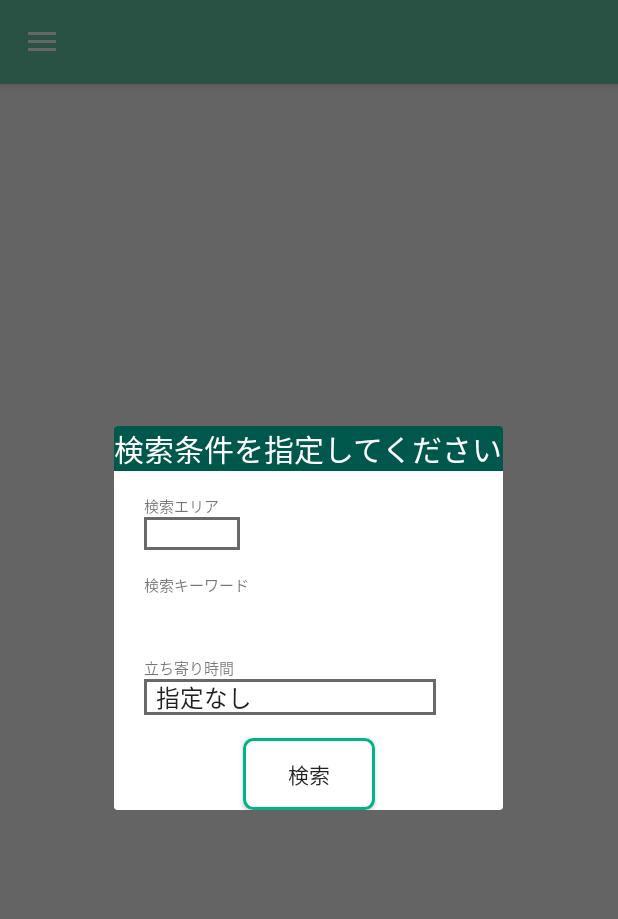
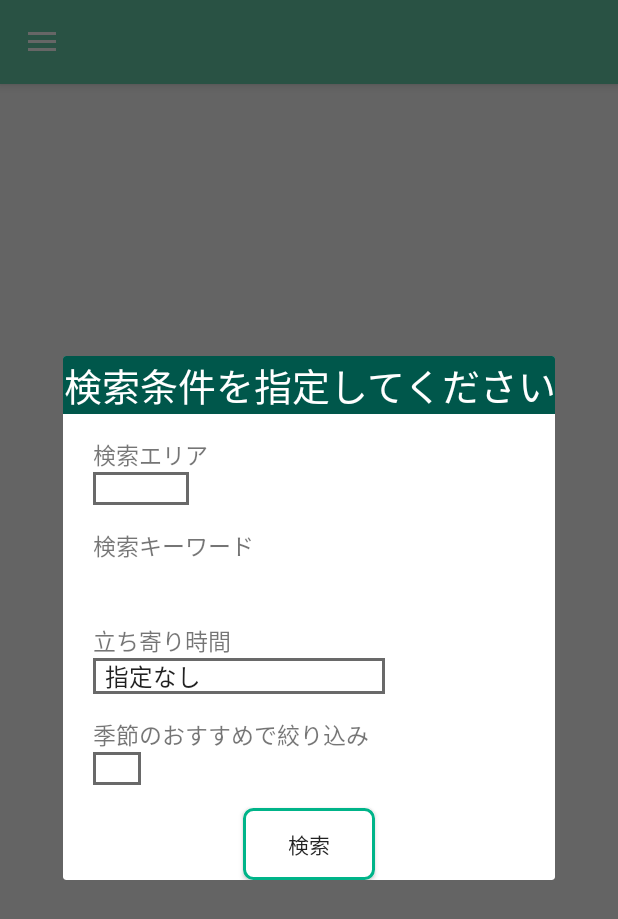
Before and after one commit to Takahiro-matsuno/sora-guide3, an Android app: the fragment SightSearchDialog placed in its activity, on a phone screen of 412 x 824 dp. Shown: the top 919 px of the screen. Run offline under Robolectric (Android 15) with nearby library versions, the phone set to English and light mode, and no system bars; 2 statements that could not run were skipped.

Commit message:
検索条件に「季節のおすすめ」を追加

```diff
--- a/app/src/main/java/jp/co/jalinfotec/soraguide/model/sight/RurubuService.kt
+++ b/app/src/main/java/jp/co/jalinfotec/soraguide/model/sight/RurubuService.kt
@@ -11,6 +11,10 @@ interface RurubuService {
               @Query("keywords") keywords: String?,
               @Query("ken") ken:String?,
               @Query("SOC0") tachiyori:String?,
+              @Query("SOC5") recomend_spring:String?,
+              @Query("SOC6") recomend_summer:String?,
+              @Query("SOC7") recomend_autumn:String?,
+              @Query("SOC8") recomend_winter:String?,
               @Query("pagecount") pagecount:Int?,
               @Query("responsetype") respnsetype: String?):Call<List<SightPage>>
 
--- a/app/src/main/java/jp/co/jalinfotec/soraguide/ui/sight/SightSearchDialog.kt
+++ b/app/src/main/java/jp/co/jalinfotec/soraguide/ui/sight/SightSearchDialog.kt
@@ -27,9 +27,10 @@ class SightSearchDialog:BaseCallbackDialog<SightSearchDialog.CallbackListener>()
         "所要時間60～90分くらい" to "2",
         "所要時間90分以上" to "3"
     )
+    private val seasonspinner = arrayOf("", "春", "夏", "秋", "冬")
 
     interface CallbackListener{//呼び出し元で動作するメソッド
-        fun search(ken: String, keyword: String, tachiyori: String)
+        fun search(ken: String, keyword: String, tachiyori: String,season:String)
     }
 
     fun newInstance(listener: CallbackListener):SightSearchDialog{
@@ -50,13 +51,15 @@ class SightSearchDialog:BaseCallbackDialog<SightSearchDialog.CallbackListener>()
 
         kenSpinner.adapter = ArrayAdapter(this.context!!, android.R.layout.simple_spinner_item, kenMap.keys.toTypedArray())
         tachiyoriSpinner.adapter = ArrayAdapter(this.context!!, android.R.layout.simple_spinner_item, tachiyoriMap.keys.toTypedArray())
+        seasonSpinner.adapter = ArrayAdapter(this.context!!, android.R.layout.simple_spinner_item, seasonspinner)
         searchBtn.setOnClickListener {
             val kenData = kenMap[(kenSpinner.selectedItem as String)]
             val keywordData = keywordText.text.toString()
             val tachiyoriData = tachiyoriMap[(tachiyoriSpinner.selectedItem as String)]
+            val recomendData = seasonSpinner.selectedItem as String
             if (!kenData.isNullOrEmpty() && !tachiyoriData.isNullOrEmpty()) {
                 this.dismiss()
-                this.getCallbackListener()?.search(kenData, keywordData, tachiyoriData)
+                this.getCallbackListener()?.search(kenData, keywordData, tachiyoriData,recomendData)
             } else {
                 Toast.makeText(this.context, "検索条件が不正です", Toast.LENGTH_SHORT).show()
             }
--- a/app/src/main/res/layout/dialog_sight_search.xml
+++ b/app/src/main/res/layout/dialog_sight_search.xml
@@ -14,7 +14,7 @@
         android:layout_height="wrap_content"
         android:layout_gravity="center"
         android:text="検索条件を指定してください"
-        android:textSize="20sp"
+        android:textSize="25sp"
         android:textAlignment="center"
         app:layout_constraintEnd_toEndOf="parent"
         app:layout_constraintStart_toStartOf="parent"
@@ -27,7 +27,7 @@
         android:layout_width="wrap_content"
         android:layout_height="wrap_content"
         android:text="検索エリア"
-        android:textSize="10sp"
+        android:textSize="15sp"
         android:textAllCaps="true"
         android:layout_marginStart="20dp"
         android:layout_marginTop="15dp"
@@ -49,7 +49,7 @@
         android:id="@+id/textView_keyword"
         android:layout_width="wrap_content"
         android:layout_height="wrap_content"
-        android:textSize="10sp"
+        android:textSize="15sp"
         android:layout_marginStart="20dp"
         android:layout_marginEnd="20dp"
         android:layout_marginTop="15dp"
@@ -73,7 +73,7 @@
         android:layout_width="wrap_content"
         android:layout_height="wrap_content"
         android:textAlignment="viewStart"
-        android:textSize="10sp"
+        android:textSize="15sp"
         android:layout_marginStart="20dp"
         android:layout_marginEnd="20dp"
         android:textAllCaps="true"
@@ -92,12 +92,40 @@
         android:layout_marginEnd="20dp"
         android:background="@drawable/frame_style"
         />
+
+    <TextView
+        android:id="@+id/textView_season"
+        android:layout_width="wrap_content"
+        android:layout_height="wrap_content"
+        android:textAlignment="viewStart"
+        android:textSize="15sp"
+        android:layout_marginStart="20dp"
+        android:layout_marginEnd="20dp"
+        android:textAllCaps="true"
+        android:layout_marginTop="15dp"
+        android:text="季節のおすすめで絞り込み"
+        app:layout_constraintTop_toBottomOf="@+id/tachiyoriSpinner"
+        app:layout_constraintStart_toStartOf="parent"
+        />
+    <Spinner
+        android:id="@+id/seasonSpinner"
+        android:layout_width="match_parent"
+        android:layout_height="wrap_content"
+        app:layout_constraintTop_toBottomOf="@+id/textView_season"
+        app:layout_constraintStart_toStartOf="parent"
+        android:layout_marginStart="20dp"
+        android:layout_marginEnd="20dp"
+        android:background="@drawable/frame_style"
+        />
+
+
+
     <Button
         android:id="@+id/searchBtn"
         android:layout_width="wrap_content"
         android:layout_height="wrap_content"
         android:text="検索"
-        app:layout_constraintTop_toBottomOf="@+id/tachiyoriSpinner"
+        app:layout_constraintTop_toBottomOf="@+id/seasonSpinner"
         android:background="@drawable/frame_style4"
         app:layout_constraintEnd_toEndOf="parent"
         app:layout_constraintStart_toStartOf="parent"
```
Also changed, not shown: app/src/main/java/jp/co/jalinfotec/soraguide/ui/sight/SightFragment.kt (+18 -3 lines).
